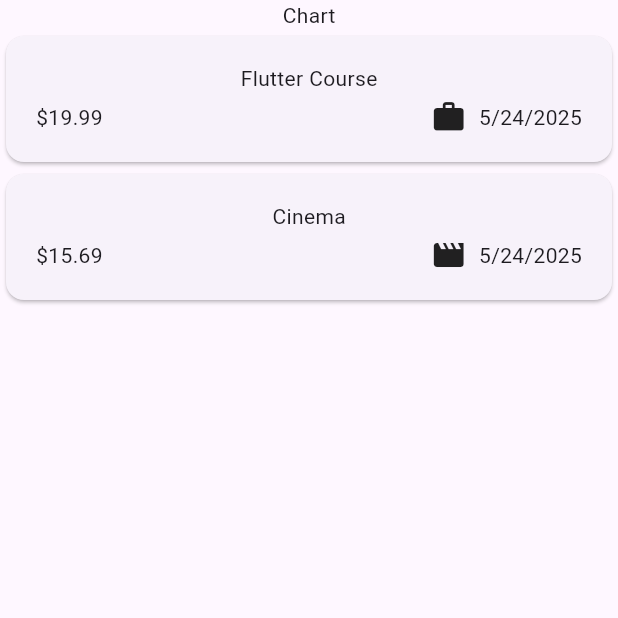
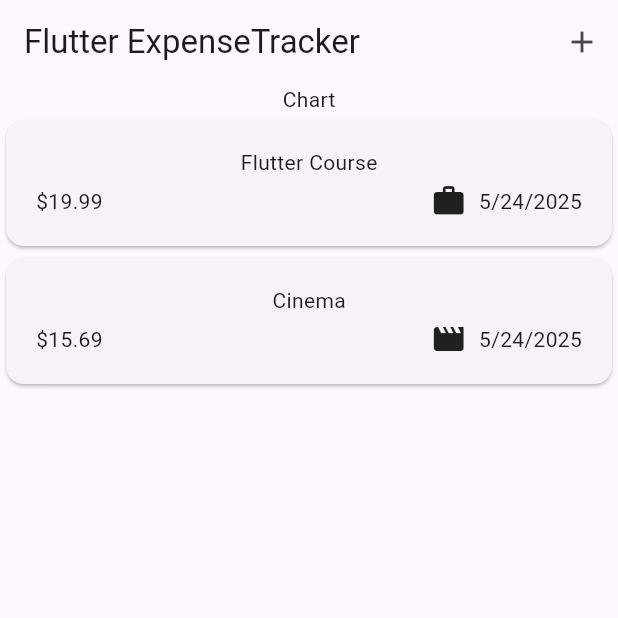
Before and after one commit to GrodTheGreat/Udemy-Flutter, a Flutter app: the screen it shows after launch, on a phone screen of 412 x 824 dp, the top half of it. Run offline on Flutter 3.47's test engine with Material 3 defaults, Android fonts, the phone set to English and light mode, and no system bars; our stand-ins replace google_fonts.

Commit message:
Add app bar

```diff
--- a/expense/lib/widgets/expenses.dart
+++ b/expense/lib/widgets/expenses.dart
@@ -27,6 +27,10 @@ class _ExpensesState extends State<Expenses> {
   @override
   Widget build(BuildContext context) {
     return Scaffold(
+      appBar: AppBar(
+        title: const Text("Flutter ExpenseTracker"),
+        actions: [IconButton(onPressed: () {}, icon: const Icon(Icons.add))],
+      ),
       body: Column(
         children: [
           const Text("Chart"),
```
